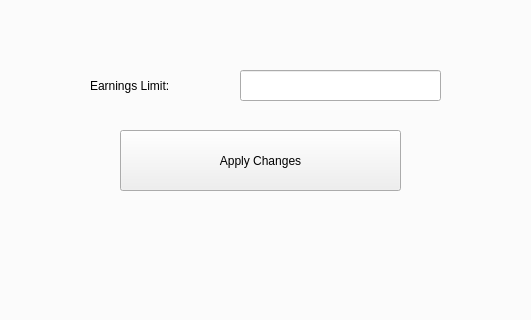
The window that TrekStarApp/forms/mainwindow.ui (EdwinLangley/SDI-TrekStar-Application) describes before a commit, drawn with Qt 5; both pictures show x 202 to 733 and y 216 to 536 of the 900 by 720 pixel window.
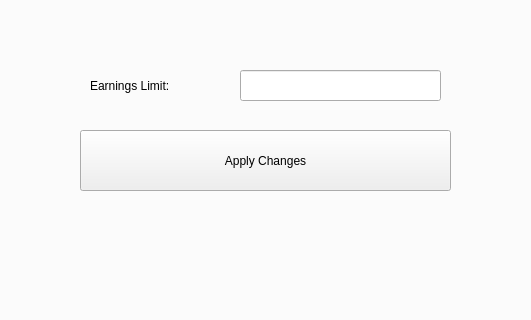
The same window after the commit. The open tabs and pages were chosen to show the change. Icons and pictures are not drawn.

The edit to the form file:
```diff
--- a/TrekStarApp/forms/mainwindow.ui
+++ b/TrekStarApp/forms/mainwindow.ui
@@ -510,9 +510,9 @@
      <widget class="QPushButton" name="cmdApplySettings">
       <property name="geometry">
        <rect>
-        <x>330</x>
+        <x>290</x>
         <y>180</y>
-        <width>281</width>
+        <width>371</width>
         <height>61</height>
        </rect>
       </property>
```
